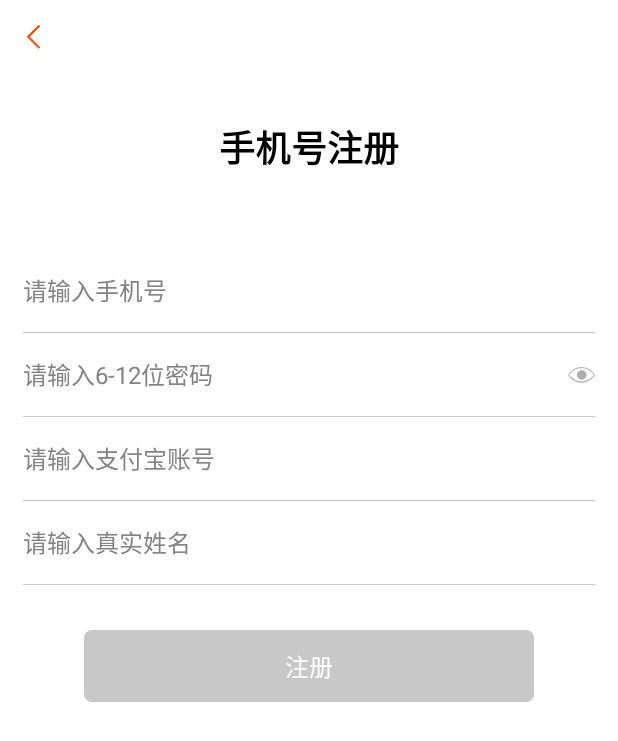
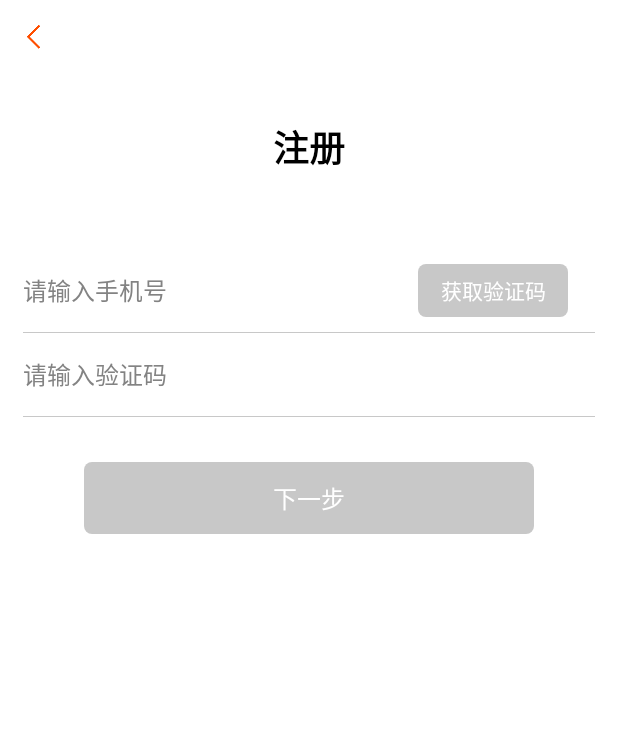
Before and after one commit to RangerAnan/LeQianBao, an Android app: the screen it shows after launch (RegisterActivity before the commit, SendSMSActivity after it), after a tap on "新用户注册", on a phone screen of 412 x 824 dp. Shown: the top 741 px of the screen. Run offline under Robolectric (Android 15) with nearby library versions, the phone set to English and light mode, and no system bars; our stand-ins replace ButterKnife, CircleImageView, EventBus; libraries missing offline, so code that uses them is left out: com.scwang.smartrefresh; 8 statements that could not run were skipped.

Commit message:
短信验证码UI

```diff
--- a/app/src/main/AndroidManifest.xml
+++ b/app/src/main/AndroidManifest.xml
@@ -74,6 +74,10 @@
             android:screenOrientation="portrait" />
 
         <activity
+            android:name=".view.activity.account.SendSMSActivity"
+            android:screenOrientation="portrait" />
+
+        <activity
             android:name=".view.activity.account.ModifyLoginPsdActivity"
             android:screenOrientation="portrait" />
 
--- a/app/src/main/java/com/leqian/bao/common/http/AccountHttp.java
+++ b/app/src/main/java/com/leqian/bao/common/http/AccountHttp.java
@@ -1,5 +1,6 @@
 package com.leqian.bao.common.http;
 
+import com.leqian.bao.model.network.account.SmsCodeReq;
 import com.leqian.bao.model.network.account.UpdateTeamManageReq;
 import com.leqian.bao.model.network.base.BaseModelReq;
 import com.leqian.bao.model.network.account.JoinTeamReq;
@@ -71,4 +72,12 @@ public class AccountHttp extends BaseHttp {
         req.announcement = desc;
         executePostHttp(req, callBack);
     }
+
+    public static void getMsg(String phone, String msgType, ModelCallBack callBack) {
+        SmsCodeReq req = new SmsCodeReq();
+        req.method = "sendMsg";
+        req.phone = phone;
+        req.msgType = msgType;
+        executePostHttp(req, callBack);
+    }
 }
--- /dev/null
+++ b/app/src/main/java/com/leqian/bao/model/network/account/SmsCodeReq.java
@@ -0,0 +1,13 @@
+package com.leqian.bao.model.network.account;
+
+import com.leqian.bao.model.network.base.BaseModelReq;
+
+/**
+ * Created by Anan on 2019/5/9.
+ */
+public class SmsCodeReq extends BaseModelReq {
+
+    public String phone;
+
+    public String msgType;    //只能等于reg或者changePass
+}
--- a/app/src/main/java/com/leqian/bao/view/activity/account/LoginActivity.java
+++ b/app/src/main/java/com/leqian/bao/view/activity/account/LoginActivity.java
@@ -127,7 +127,7 @@ public class LoginActivity extends BaseActivity {
                 intent2Activity(ModifyLoginPsdActivity.class);
                 break;
             case R.id.tv_register:
-                intent2Activity(RegisterActivity.class);
+                intent2Activity(SendSMSActivity.class);
                 break;
             case R.id.iv_psd_look:
                 showPwd();
--- /dev/null
+++ b/app/src/main/java/com/leqian/bao/view/activity/account/SendSMSActivity.java
@@ -0,0 +1,129 @@
+package com.leqian.bao.view.activity.account;
+
+import android.text.Editable;
+import android.text.TextUtils;
+import android.text.TextWatcher;
+import android.view.View;
+import android.widget.Button;
+import android.widget.EditText;
+import android.widget.Toast;
+
+import com.leqian.bao.R;
+import com.leqian.bao.common.base.BaseActivity;
+import com.leqian.bao.common.http.AccountHttp;
+import com.leqian.bao.common.util.ToastUtil;
+import com.leqian.bao.model.network.base.BaseModelReq;
+import com.leqian.bao.model.network.base.BaseModelResp;
+import com.nxin.base.model.http.callback.ModelCallBack;
+
+import butterknife.BindView;
+import butterknife.OnClick;
+
+/**
+ * Created by Anan on 2019/5/9.
+ */
+public class SendSMSActivity extends BaseActivity {
+
+    @BindView(R.id.et_phone)
+    EditText et_phone;
+
+    @BindView(R.id.et_sms_code)
+    EditText et_sms_code;
+
+    @BindView(R.id.btn_ok)
+    Button btn_ok;
+
+    @BindView(R.id.btn_send_msg)
+    Button btn_send_msg;
+
+
+    @Override
+    public int getLayoutId() {
+        return R.layout.activity_send_sms;
+    }
+
+    @Override
+    public void initView() {
+        super.initView();
+
+        et_phone.addTextChangedListener(new TextWatcher() {
+            @Override
+            public void beforeTextChanged(CharSequence s, int start, int count, int after) {
+
+            }
+
+            @Override
+            public void onTextChanged(CharSequence s, int start, int before, int count) {
+
+            }
+
+            @Override
+            public void afterTextChanged(Editable s) {
+                setLoginButtonState(s.toString(), et_sms_code.getText().toString().trim());
+                btn_send_msg.setEnabled(!TextUtils.isEmpty(s.toString()));
+            }
+        });
+
+        et_sms_code.addTextChangedListener(new TextWatcher() {
+            @Override
+            public void beforeTextChanged(CharSequence s, int start, int count, int after) {
+
+            }
+
+            @Override
+            public void onTextChanged(CharSequence s, int start, int before, int count) {
+
+            }
+
+            @Override
+            public void afterTextChanged(Editable s) {
+                setLoginButtonState(s.toString(), et_phone.getText().toString().trim());
+            }
+        });
+    }
+
+    private void setLoginButtonState(String phone, String code) {
+        btn_ok.setEnabled(!TextUtils.isEmpty(phone) && !TextUtils.isEmpty(code));
+    }
+
+
+    @OnClick({R.id.bar_left, R.id.btn_ok, R.id.btn_send_msg})
+    public void onViewClicked(View v) {
+        switch (v.getId()) {
+            case R.id.bar_left:
+                finish();
+                break;
+            case R.id.btn_ok:
+                ToastUtil.showToastShort("111");
+                break;
+            case R.id.btn_send_msg:
+                String trim = et_phone.getText().toString().trim();
+                if (TextUtils.isEmpty(trim)) {
+                    ToastUtil.showToastShort("手机号不能为空");
+                    return;
+                }
+                if (trim.length() != 11) {
+                    ToastUtil.showToastShort("手机号格式不对");
+                    return;
+                }
+                requestSmsCode(trim);
+                break;
+            default:
+                break;
+        }
+    }
+
+    private void requestSmsCode(String trim) {
+        AccountHttp.getMsg(trim, "reg", new ModelCallBack<BaseModelResp>("获取验证码...") {
+            @Override
+            public void onResponse(BaseModelResp response, int id) {
+                ToastUtil.showToastShort(response.getMsg());
+                if (response.getCode() != 1) {
+                    return;
+                }
+                //TODO 倒计时
+                btn_send_msg.setEnabled(false);
+            }
+        });
+    }
+}
--- a/app/src/main/res/layout/activity_contact_us.xml
+++ b/app/src/main/res/layout/activity_contact_us.xml
@@ -10,6 +10,6 @@
         android:layout_width="300dp"
         android:layout_height="400dp"
         android:layout_margin="@dimen/dp_15"
-        android:src="@mipmap/kefu_20190507223951" />
+        android:src="@mipmap/kefu_20190508233139" />
 
 </LinearLayout>
--- /dev/null
+++ b/app/src/main/res/layout/activity_send_sms.xml
@@ -0,0 +1,126 @@
+<?xml version="1.0" encoding="utf-8"?>
+<LinearLayout xmlns:android="http://schemas.android.com/apk/res/android"
+    xmlns:app="http://schemas.android.com/apk/res-auto"
+    xmlns:tools="http://schemas.android.com/tools"
+    android:layout_width="match_parent"
+    android:layout_height="match_parent"
+    android:background="@color/color_white"
+    android:orientation="vertical">
+
+    <RelativeLayout
+        android:id="@id/bar_left"
+        style="@style/titlebar_btn"
+        android:layout_height="@dimen/actionbar_size">
+
+        <ImageView
+            android:layout_width="@dimen/title_icon_size"
+            android:layout_height="@dimen/title_icon_size"
+            android:layout_centerHorizontal="true"
+            android:layout_centerVertical="true"
+            android:src="@mipmap/ic_back" />
+    </RelativeLayout>
+
+    <LinearLayout
+        android:layout_width="match_parent"
+        android:layout_height="match_parent"
+        android:orientation="vertical"
+        android:paddingStart="@dimen/dp_15"
+        android:paddingEnd="@dimen/dp_15">
+
+        <TextView
+            android:layout_width="match_parent"
+            android:layout_height="wrap_content"
+            android:layout_marginTop="@dimen/dp_30"
+            android:gravity="center"
+            android:text="注册"
+            android:textColor="@color/colorBlack"
+            android:textSize="24sp"
+            android:textStyle="bold" />
+
+        <LinearLayout
+            android:gravity="center_vertical"
+            android:layout_width="match_parent"
+            android:layout_height="wrap_content"
+            android:layout_marginTop="50dp"
+            android:orientation="horizontal">
+
+            <EditText
+                android:id="@+id/et_phone"
+                android:layout_width="0dp"
+                android:layout_height="55dp"
+                android:layout_alignParentStart="true"
+                android:layout_centerVertical="true"
+                android:layout_weight="1"
+                android:background="@null"
+                android:hint="请输入手机号"
+                android:imeOptions="actionDone"
+                android:inputType="number"
+                android:maxLines="1"
+                android:singleLine="true"
+                android:textColor="@color/colorBlack"
+                android:textColorHint="@color/color_gray"
+                android:textSize="16sp" />
+
+            <Button
+                android:id="@+id/btn_send_msg"
+                android:layout_width="100dp"
+                android:layout_height="35dp"
+                android:layout_gravity="center"
+                android:layout_marginLeft="18dp"
+                android:layout_marginRight="@dimen/dp_18"
+                android:background="@drawable/btn_orange"
+                android:enabled="false"
+                android:gravity="center"
+                android:text="获取验证码"
+                android:textColor="@color/white"
+                android:textSize="14sp" />
+        </LinearLayout>
+
+
+        <View
+            android:layout_width="match_parent"
+            android:layout_height="1px"
+            android:background="@color/color_gray_c" />
+
+
+        <EditText
+            android:id="@+id/et_sms_code"
+            android:layout_width="match_parent"
+            android:layout_height="55dp"
+            android:layout_alignParentStart="true"
+            android:layout_centerVertical="true"
+            android:background="@null"
+            android:hint="请输入验证码"
+            android:imeOptions="actionDone"
+            android:inputType="number"
+            android:maxLength="6"
+            android:maxLines="1"
+            android:singleLine="true"
+            android:textColor="@color/colorBlack"
+            android:textColorHint="@color/color_gray"
+            android:textSize="16sp" />
+
+        <View
+            android:layout_width="match_parent"
+            android:layout_height="1px"
+            android:background="@color/color_gray_c" />
+
+        <Button
+            android:id="@id/btn_ok"
+            android:layout_width="300dp"
+            android:layout_height="wrap_content"
+            android:layout_gravity="center_horizontal"
+            android:layout_marginLeft="18dp"
+            android:layout_marginTop="@dimen/dp_30"
+            android:layout_marginRight="@dimen/dp_18"
+            android:background="@drawable/btn_orange"
+            android:enabled="false"
+            android:text="下一步"
+            android:textColor="@color/color_white"
+            android:textSize="16sp" />
+
+
+    </LinearLayout>
+
+
+</LinearLayout>
```
Also changed, not shown: app/src/main/res/mipmap-xhdpi/kefu_20190508233139.jpg (added).
